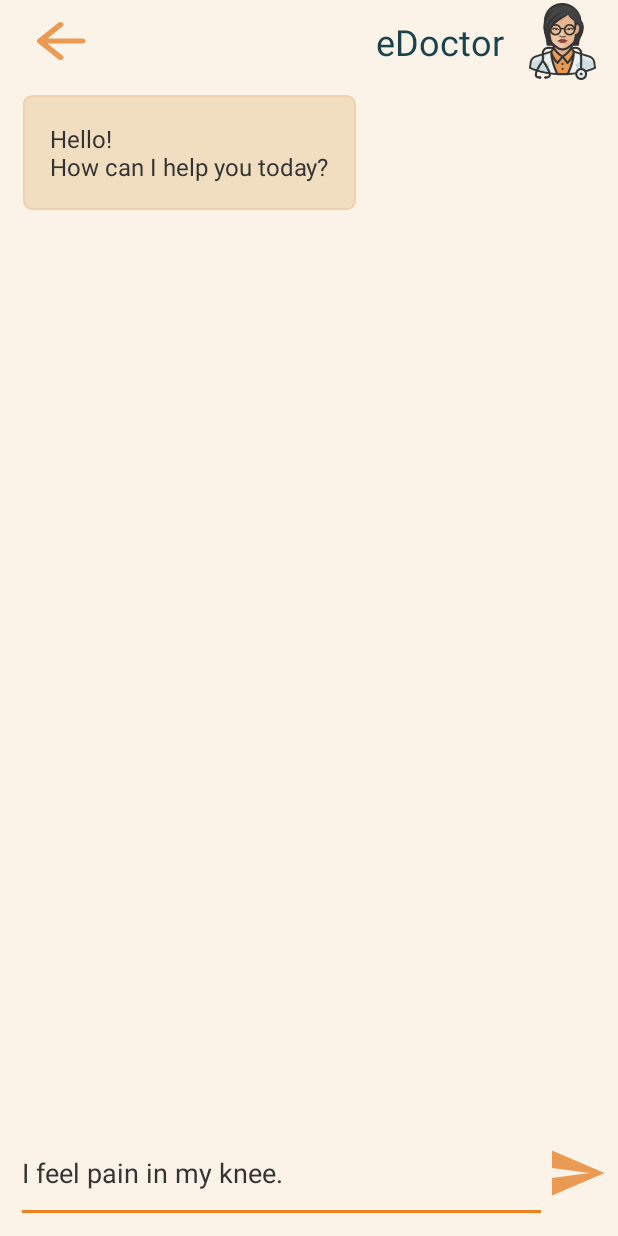
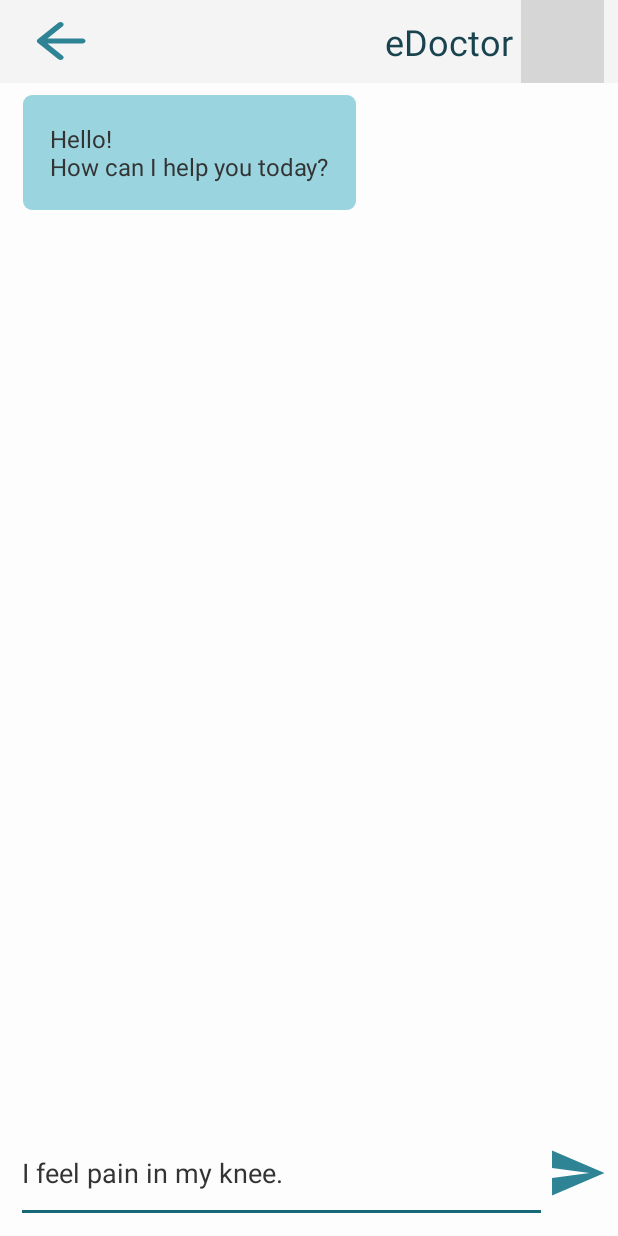
Before and after one commit to JuliaSzymanska/Self-Diagnosis, an Android app: the ChatActivity screen opened directly, with no data from a screen before it, on a phone screen of 412 x 824 dp. Run offline under Robolectric (Android 15) with nearby library versions, the phone set to English and light mode, and no system bars; 1 statement that could not run was skipped; grey boxes are pictures that could not be loaded.

Commit message:
Changed colors

```diff
--- a/Self-Diagnosis/app/src/main/res/layout/activity_menu.xml
+++ b/Self-Diagnosis/app/src/main/res/layout/activity_menu.xml
@@ -13,6 +13,7 @@
         <include
             android:id="@+id/menuTop1Bar"
             layout="@layout/menu_top_bar" />
+
 
         <LinearLayout
             android:layout_width="match_parent"
--- a/Self-Diagnosis/app/src/main/res/layout/activity_splash_screen.xml
+++ b/Self-Diagnosis/app/src/main/res/layout/activity_splash_screen.xml
@@ -25,7 +25,7 @@
                 app:layout_constraintStart_toStartOf="parent"
                 app:layout_constraintTop_toTopOf="parent"
                 app:layout_constraintVertical_bias="0.365"
-                app:srcCompat="@drawable/doctor_2" />
+                app:srcCompat="@drawable/doctor" />
 
             <TextView
                 android:id="@+id/tvName"
--- a/Self-Diagnosis/app/src/main/res/layout/change_profile_top_bar.xml
+++ b/Self-Diagnosis/app/src/main/res/layout/change_profile_top_bar.xml
@@ -3,6 +3,7 @@
 <RelativeLayout xmlns:android="http://schemas.android.com/apk/res/android"
     android:layout_width="match_parent"
     android:layout_height="wrap_content"
+    android:background="@color/background_top"
     android:padding="8dp">
 
     <Button
@@ -20,6 +21,7 @@
         android:layout_width="wrap_content"
         android:layout_height="wrap_content"
         android:layout_alignParentEnd="true"
+        android:background="@android:color/transparent"
         android:layout_centerVertical="true"
         android:layout_marginEnd="11dp"
         android:text="@string/choose_you_profile"
--- a/Self-Diagnosis/app/src/main/res/layout/menu_top_bar.xml
+++ b/Self-Diagnosis/app/src/main/res/layout/menu_top_bar.xml
@@ -2,11 +2,13 @@
 <RelativeLayout xmlns:android="http://schemas.android.com/apk/res/android"
     xmlns:app="http://schemas.android.com/apk/res-auto"
     android:layout_width="match_parent"
+    android:background="@color/background_top"
     android:layout_height="wrap_content">
 
     <de.hdodenhof.circleimageview.CircleImageView
         android:id="@+id/profileImage"
         android:layout_width="50dp"
+        android:background="@android:color/transparent"
         android:layout_height="50dp"
         android:layout_centerVertical="true"
         android:layout_marginStart="10dp"
@@ -23,6 +25,7 @@
         android:layout_width="wrap_content"
         android:layout_height="wrap_content"
         android:layout_centerHorizontal="true"
+        android:background="@android:color/transparent"
         android:layout_centerVertical="true"
         android:text="@string/diagnosis"
         android:textSize="24sp" />
--- a/Self-Diagnosis/app/src/main/res/layout/top_of_chat.xml
+++ b/Self-Diagnosis/app/src/main/res/layout/top_of_chat.xml
@@ -2,6 +2,7 @@
 <RelativeLayout xmlns:android="http://schemas.android.com/apk/res/android"
     xmlns:app="http://schemas.android.com/apk/res-auto"
     android:layout_width="match_parent"
+    android:background="@color/background_top"
     android:layout_height="wrap_content">
 
     <Button
@@ -18,18 +19,20 @@
         android:id="@+id/doctor"
         android:layout_width="55sp"
         android:layout_height="55sp"
+        android:background="@android:color/transparent"
         android:layout_alignParentEnd="true"
         android:layout_centerVertical="true"
         android:layout_marginEnd="9dp"
         android:padding="2dp"
-        app:srcCompat="@drawable/doctor_2" />
+        app:srcCompat="@drawable/doctor" />
 
     <TextView
         android:id="@+id/chat_name"
         android:layout_width="wrap_content"
+        android:background="@android:color/transparent"
         android:layout_height="wrap_content"
         android:layout_centerVertical="true"
-        android:layout_marginEnd="11dp"
+        android:layout_marginEnd="5dp"
         android:layout_toStartOf="@+id/doctor"
         android:text="@string/edoctor"
         android:textColor="#19444F"
--- a/Self-Diagnosis/app/src/main/res/values/colors.xml
+++ b/Self-Diagnosis/app/src/main/res/values/colors.xml
@@ -2,10 +2,11 @@
 <resources>
     <color name="black">#FF000000</color>
     <color name="white">#FFFFFF</color>
-    <color name="background">#FBF3E7</color>
-    <color name="light_orange">#F1DEC1</color>
-    <color name="light_orange_border">#EDD3AC</color>
+    <color name="background">#FDFDFD</color>
+    <color name="background_top">#F4F4F4</color>
+    <color name="light_orange">#99D4DF</color>
+    <color name="light_orange_border">#99D4DF</color>
     <color name="text_color">#333333</color>
-    <color name="orange">#EA9A52</color>
-    <color name="orange_dark">#ED811F</color>
+    <color name="orange">#2E8495</color>
+    <color name="orange_dark">#186978</color>
 </resources>
```
Also changed, not shown: 1 other file.
